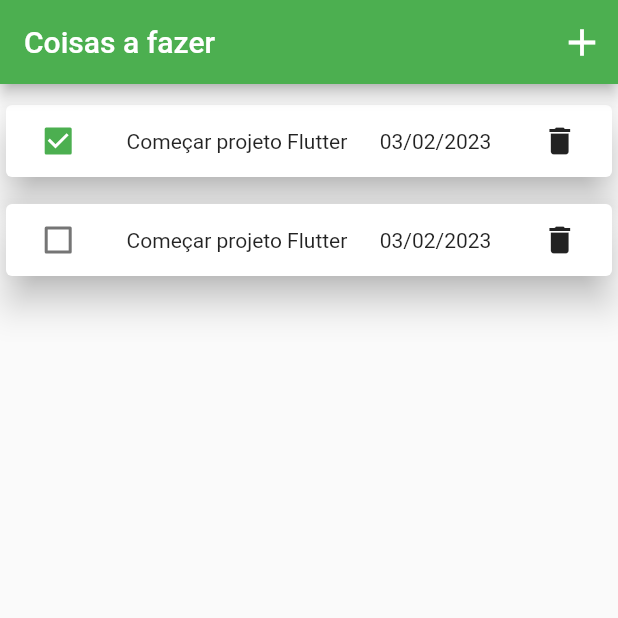
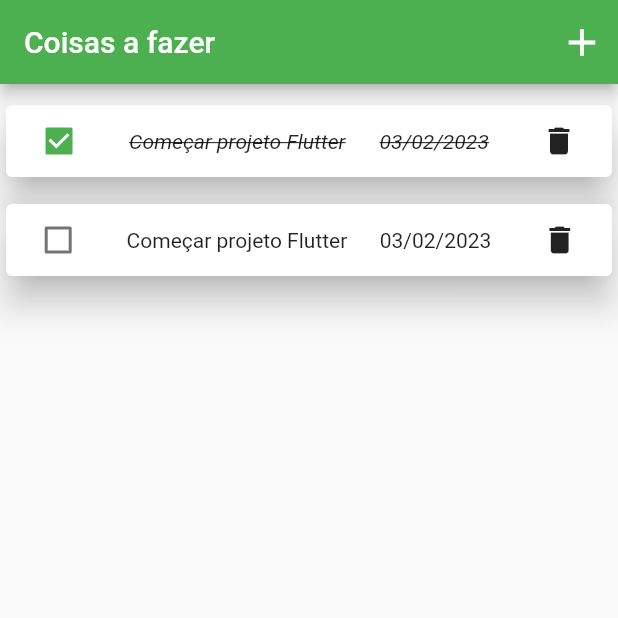
Before and after one commit to LucasWMedeiros/ToDoList, a Flutter app: the screen it shows after launch, on a phone screen of 412 x 824 dp, the top half of it. Run offline on Flutter 3.47's test engine with Material 2 defaults, Android fonts, the phone set to English and light mode, and no system bars.

Commit message:
Trabalhando a ideia base para os cards de apresentação

```diff
--- a/lib/screen/Home_screen.dart
+++ b/lib/screen/Home_screen.dart
@@ -1,3 +1,5 @@
+// ignore_for_file: prefer_const_constructors
+
 import 'package:flutter/material.dart';
 
 class HomeScreen extends StatefulWidget {
@@ -8,6 +10,7 @@ class HomeScreen extends StatefulWidget {
 }
 
 class _HomeScreenState extends State<HomeScreen> {
+
   @override
   Widget build(BuildContext context) {
     return Scaffold(
@@ -33,11 +36,24 @@ class _HomeScreenState extends State<HomeScreen> {
                 mainAxisAlignment: MainAxisAlignment.spaceAround,
                 children: [
                   Checkbox(value: true, onChanged: (_) {}),
-                  Text('Começar projeto Flutter'),
-                  Text('03/02/2023'),
+                   Text(
+                    'Começar projeto Flutter',
+                    style: TextStyle(
+                        fontStyle: FontStyle.italic,
+                        decoration: TextDecoration.lineThrough),
+                  ),
+                  Text(
+                    '03/02/2023',
+                    style: TextStyle(
+                      fontStyle: FontStyle.italic,
+                      decoration: TextDecoration.lineThrough
+                    ),
+                  ),
                   IconButton(
                     onPressed: () {},
-                    icon: Icon(Icons.delete),
+                    icon: Icon(
+                      Icons.delete,
+                    ),
                   )
                 ],
               ),
```
